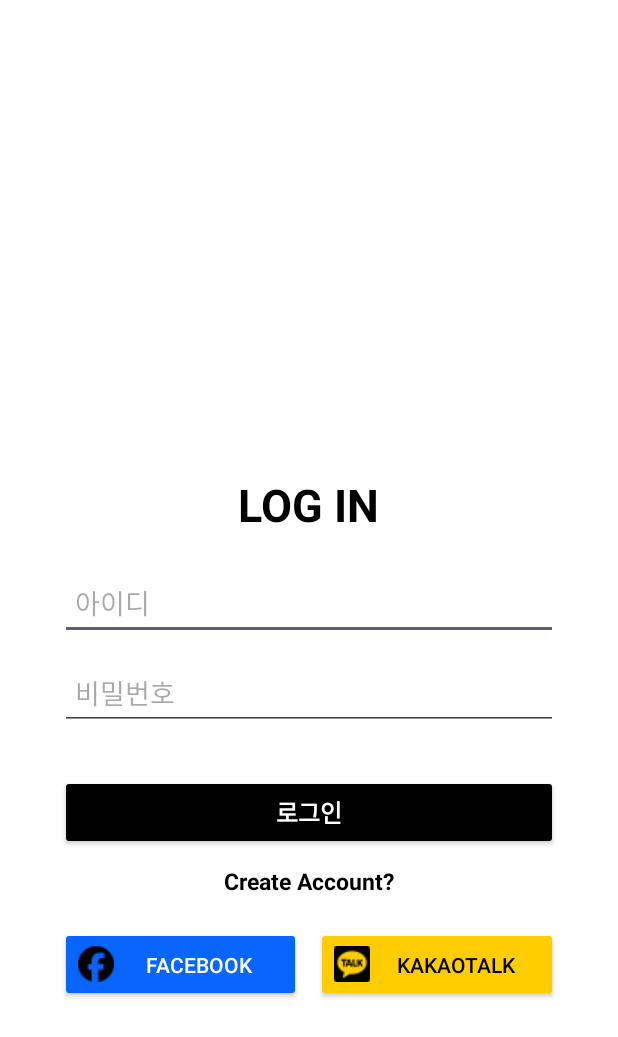
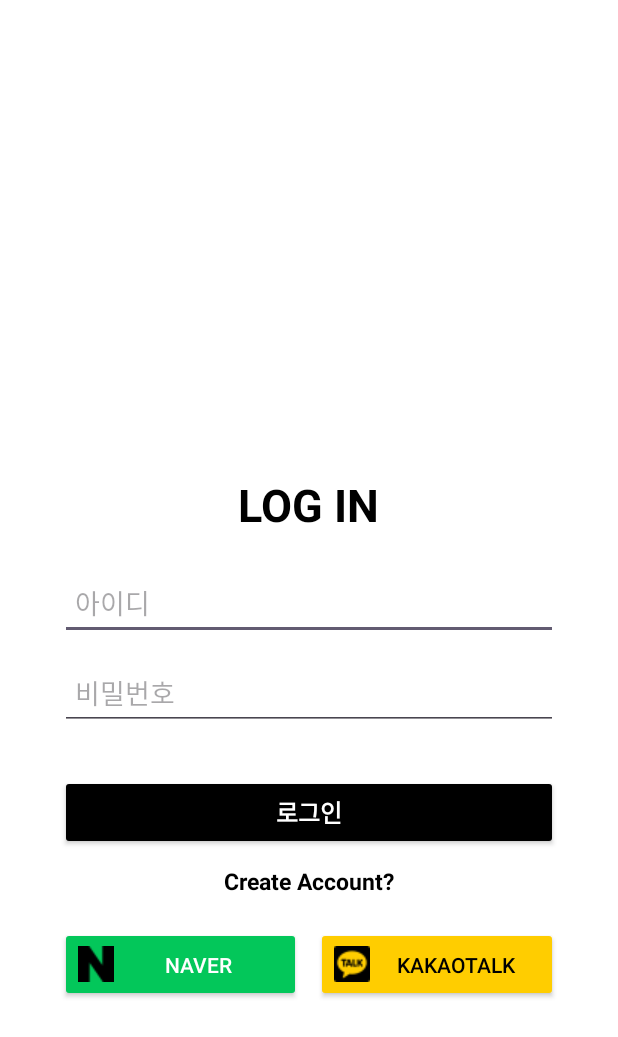
Before and after one commit to thanx-To-Dev-Minsoo/Project-DailyPlanner_Android, an Android app: the screen it shows after launch (signInActivity), on a phone screen of 412 x 824 dp. Shown: the top 1037 px of the screen. Run offline under Robolectric (Android 15) with nearby library versions, the phone set to English and light mode, and no system bars.

Commit message:
2024-07-02

```diff
--- a/app/src/main/res/layout/activity_signin.xml
+++ b/app/src/main/res/layout/activity_signin.xml
@@ -98,10 +98,10 @@
                 android:layout_height="50dp"
                 android:layout_weight="1"
                 android:layout_marginEnd="10dp"
-                android:text="Facebook"
+                android:text="naver"
                 android:textColor="@color/white"
-                android:backgroundTint="@color/facebook_blue"
-                android:drawableLeft="@drawable/ic_facebook" />
+                android:backgroundTint="@color/naver_green"
+                android:drawableLeft="@drawable/ic_naver" />
 
             <androidx.appcompat.widget.AppCompatButton
                 android:layout_width="0dp"
--- a/app/src/main/res/values/colors.xml
+++ b/app/src/main/res/values/colors.xml
@@ -24,6 +24,9 @@
     <color name="l">#cfd6c4</color>   //3
     <color name="z">#FFD700</color>   //3
     //-----------------------------------------------
+    <color name="instagram_pink">#E4405F</color>
+    <color name="kakaotalk_yellow">#FFCD00</color>
+    <color name="naver_green">#03C75A</color>
+    <color name="line_green">#00C300</color>
     <color name="facebook_blue">#0866FF</color>
-    <color name="kakaotalk_yellow">#FFCD00</color>
 </resources>
```
Also changed, not shown: app/src/main/res/drawable/ic_naver.png (added).
